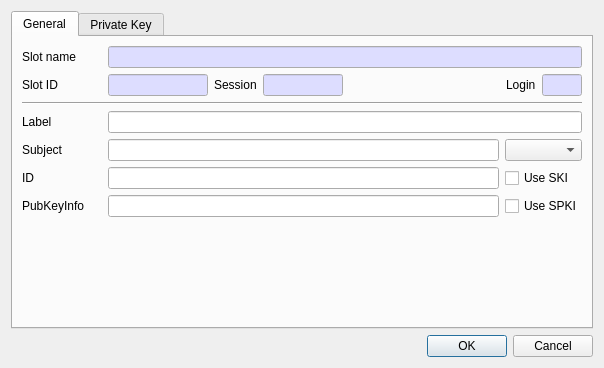
First picture: the form in CryptokiMan/create_ec_pri_key_dlg.ui, repository jykim74/CryptokiMan, before the edit.
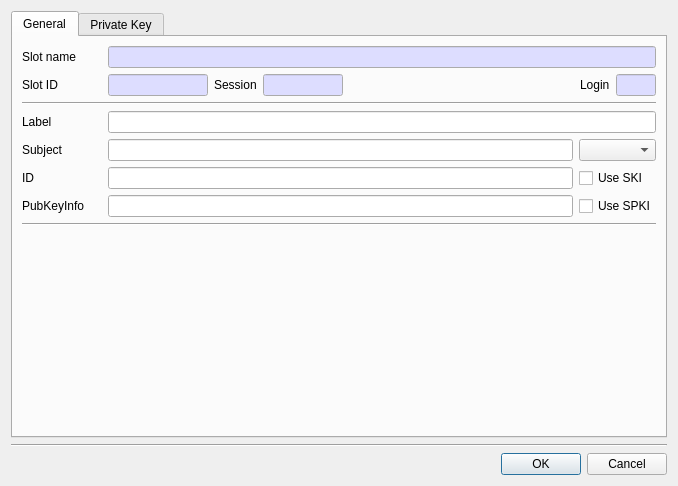
Second picture: the form after the edit. The open tabs and pages were chosen to show the change.

Patch:
```diff
--- a/CryptokiMan/create_ec_pri_key_dlg.ui
+++ b/CryptokiMan/create_ec_pri_key_dlg.ui
@@ -6,8 +6,8 @@
    <rect>
     <x>0</x>
     <y>0</y>
-    <width>577</width>
-    <height>368</height>
+    <width>678</width>
+    <height>486</height>
    </rect>
   </property>
   <property name="windowTitle">
@@ -352,6 +352,13 @@
          </item>
         </layout>
        </item>
+       <item>
+        <widget class="Line" name="line">
+         <property name="orientation">
+          <enum>Qt::Horizontal</enum>
+         </property>
+        </widget>
+       </item>
        <item>
         <spacer name="verticalSpacer">
          <property name="orientation">
@@ -753,6 +760,13 @@
      </widget>
     </widget>
    </item>
+   <item>
+    <widget class="Line" name="line_5">
+     <property name="orientation">
+      <enum>Qt::Horizontal</enum>
+     </property>
+    </widget>
+   </item>
    <item>
     <widget class="QDialogButtonBox" name="buttonBox">
      <property name="orientation">
```
Left out of the diff: 2 changed lines with no effect on the pictures.
